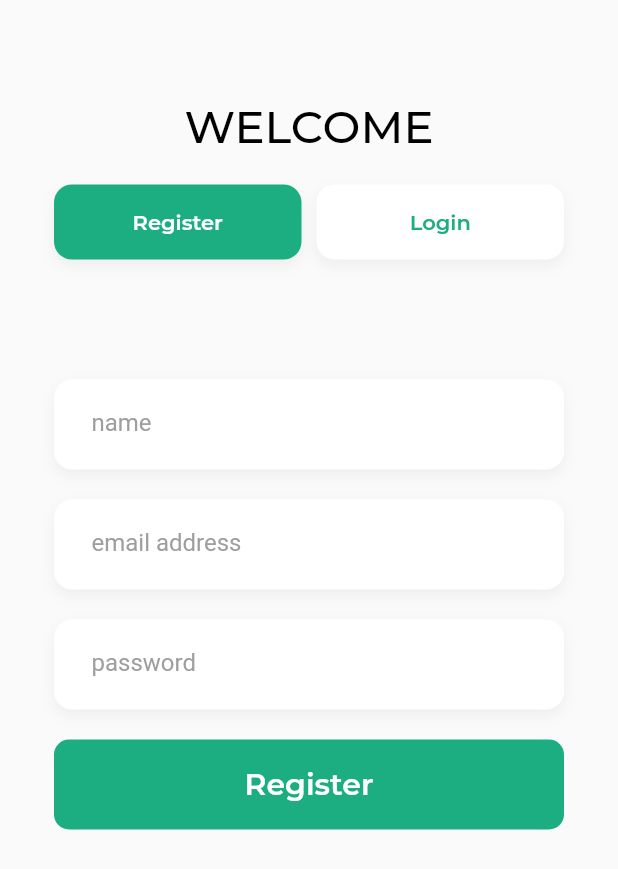
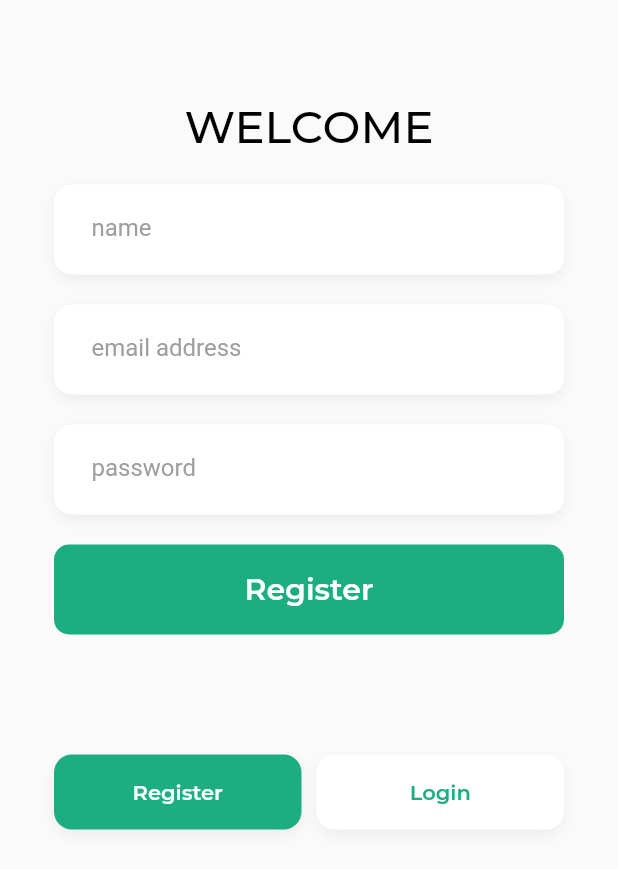
Before and after one commit to hoyirul/stisla_app, a Flutter app: the screen it shows after launch, on a phone screen of 412 x 824 dp. Shown: the top 869 px of the screen. Run offline on Flutter 3.47's test engine with Material 2 defaults, Android fonts, the phone set to English and light mode, and no system bars; our stand-ins replace get, shared_preferences; project files that could hold a hidden picture were left out.

Commit message:
Update UI

```diff
--- a/lib/views/auth/auth_screen.dart
+++ b/lib/views/auth/auth_screen.dart
@@ -51,7 +51,12 @@ class _AuthScreenState extends State<AuthScreen> {
                     SizedBox(
                       height: 20,
                     ),
+                    isLogin.value ? loginWidget() : registerWidget(),
+                    SizedBox(
+                      height: 80,
+                    ),
                     Container(
+                      alignment: Alignment.bottomCenter,
                       padding: const EdgeInsets.all(0),
                       width: double.infinity,
                       // color: ColorPicker.bg,
@@ -120,10 +125,6 @@ class _AuthScreenState extends State<AuthScreen> {
                         ],
                       ),
                     ),
-                    SizedBox(
-                      height: 80,
-                    ),
-                    isLogin.value ? loginWidget() : registerWidget()
                   ]),
             ),
           ),
```
